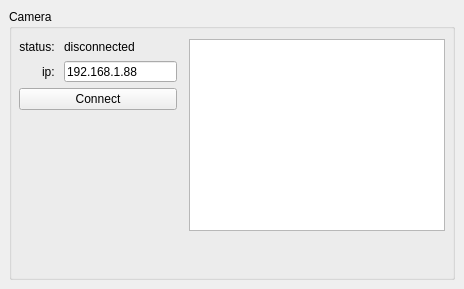
This is development/ui/MainWindow.ui in jaumecort/IPCam as Qt 5 draws it before an edit. The edited form follows.
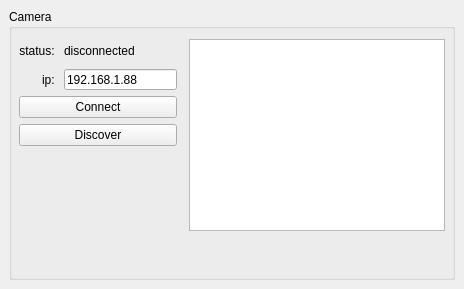
This is the edited form.

Patch:
```diff
--- a/development/ui/MainWindow.ui
+++ b/development/ui/MainWindow.ui
@@ -36,7 +36,7 @@
          <x>10</x>
          <y>30</y>
          <width>158</width>
-         <height>71</height>
+         <height>107</height>
         </rect>
        </property>
        <layout class="QVBoxLayout" name="verticalLayout_3">
@@ -91,6 +91,13 @@
           </property>
          </widget>
         </item>
+        <item>
+         <widget class="QPushButton" name="discoverButton">
+          <property name="text">
+           <string>Discover</string>
+          </property>
+         </widget>
+        </item>
        </layout>
       </widget>
      </widget>
```
Left out of the diff: 18 changed lines with no effect on the pictures.
